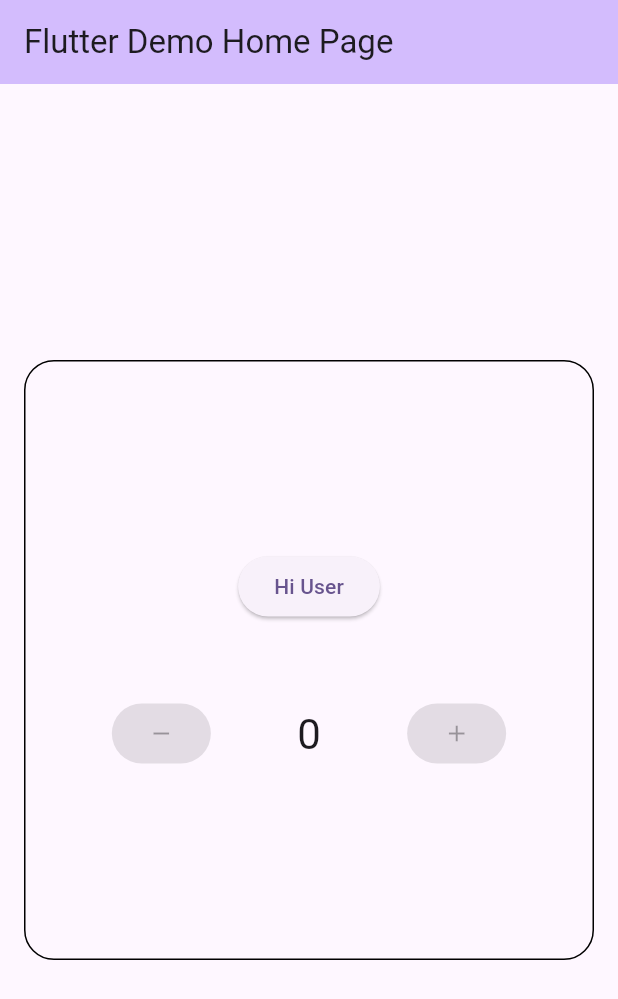
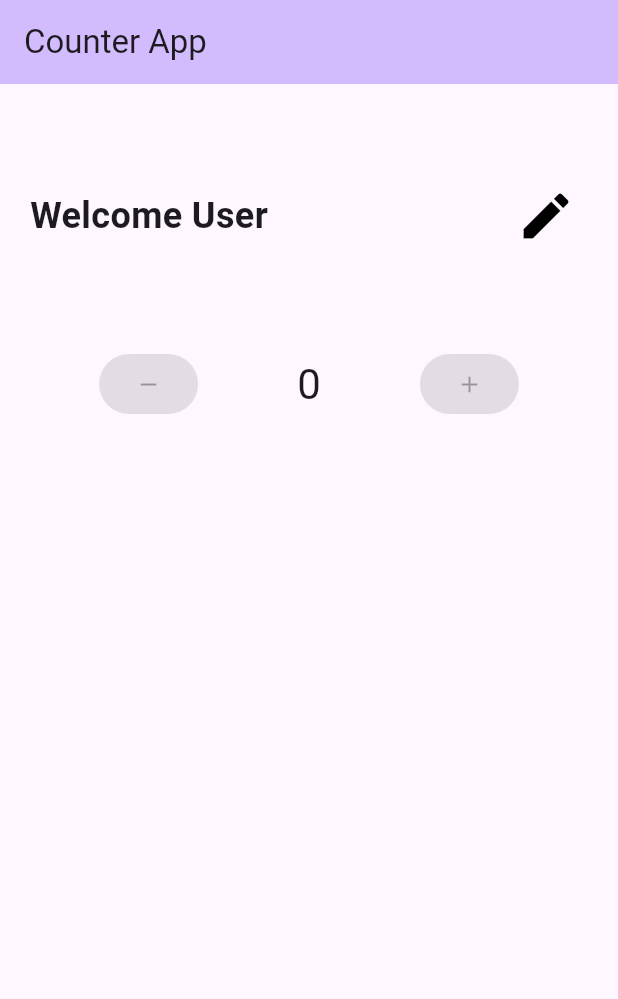
Before and after one commit to sumin9867/conter_app_task, a Flutter app: the screen it shows after launch, on a phone screen of 412 x 824 dp. Shown: the top 999 px of the screen. Run offline on Flutter 3.47's test engine with Material 3 defaults, Android fonts, the phone set to English and light mode, and no system bars; our stand-ins replace shared_preferences.

Commit message:
added local storage

```diff
--- a/lib/main.dart
+++ b/lib/main.dart
@@ -1,6 +1,8 @@
+import 'package:conter/screens/counter_screen.dart';
 import 'package:flutter/material.dart';
 
 void main() {
+  WidgetsFlutterBinding.ensureInitialized();
   runApp(const MyApp());
 }
 
@@ -10,146 +12,11 @@ class MyApp extends StatelessWidget {
   @override
   Widget build(BuildContext context) {
     return MaterialApp(
-      title: 'Flutter Demo',
       theme: ThemeData(
         colorScheme: ColorScheme.fromSeed(seedColor: Colors.deepPurple),
         useMaterial3: true,
       ),
-      home: const MyHomePage(title: 'Flutter Demo Home Page'),
+      home: const CounterScreen(title: 'Counter App'),
     );
   }
 }
-
-class MyHomePage extends StatefulWidget {
-  const MyHomePage({super.key, required this.title});
-
-  final String title;
-
-  @override
-  State<MyHomePage> createState() => _MyHomePageState();
-}
-
-class _MyHomePageState extends State<MyHomePage> {
-  String name = "User";
-  int _counter = 0;
-  bool isCounterEnabled = false;
-
-  void _incrementCounter() {
-    setState(() {
-      _counter++;
-    });
-  }
-
-  void _decrementCounter() {
-    setState(() {
-      _counter--;
-    });
-  }
-
-  void _navigateToInputNameScreen() async {
-    final updatedName = await Navigator.push<String>(
-      context,
-      MaterialPageRoute(builder: (context) => const InputNameScreen()),
-    );
-    if (updatedName != null) {
-      setState(() {
-        name = updatedName;
-        isCounterEnabled=true;
-      });
-    }
-  }
-
-  @override
-  Widget build(BuildContext context) {
-    return Scaffold(
-      appBar: AppBar(
-        backgroundColor: Theme.of(context).colorScheme.inversePrimary,
-        title: Text(widget.title),
-      ),
-      body: Center(
-        child: Container(
-          margin: EdgeInsets.all(16),
-          height: 400,
-          decoration: BoxDecoration(
-              borderRadius: BorderRadius.circular(20), border: Border.all()),
-          child: Column(
-            mainAxisAlignment: MainAxisAlignment.center,
-            children: <Widget>[
-              ElevatedButton(
-                onPressed: _navigateToInputNameScreen,
-                child: Text('Hi $name'),
-              ),
-              const SizedBox(
-                height: 50,
-              ),
-              Row(
-                mainAxisAlignment: MainAxisAlignment.spaceEvenly,
-                children: [
-                  ElevatedButton(
-                    onPressed: isCounterEnabled
-                        ? () {
-                            _decrementCounter();
-                          }
-                        : null,
-                    child: const Icon(Icons.remove),
-                  ),
-                  Text(
-                    '$_counter',
-                    style: Theme.of(context).textTheme.headlineMedium,
-                  ),
-                  ElevatedButton(
-                    onPressed: isCounterEnabled
-                        ? () {
-                            _incrementCounter();
-                          }
-                        : null,
-                    child: const Icon(Icons.add),
-                  ),
-                ],
-              ),
-            ],
-          ),
-        ),
-      ),
-    );
-  }
-}
-
-class InputNameScreen extends StatelessWidget {
-  const InputNameScreen({super.key});
-
-  @override
-  Widget build(BuildContext context) {
-    final TextEditingController nameController = TextEditingController();
-
-    return Scaffold(
-      appBar: AppBar(
-        title: const Text('Enter Your Name'),
-      ),
-      body: Padding(
-        padding: const EdgeInsets.all(16.0),
-        child: Column(
-          mainAxisAlignment: MainAxisAlignment.center,
-          children: [
-            TextField(
-              controller: nameController,
-              decoration: const InputDecoration(
-                labelText: 'Enter your name',
-              ),
-            ),
-            const SizedBox(height: 20),
-            ElevatedButton(
-              onPressed: () {
-                final updatedName = nameController.text.isNotEmpty
-                    ? nameController.text
-                    : 'User';
-                Navigator.pop(context, updatedName);
-              },
-              child: const Text('Submit'),
-            ),
-          ],
-        ),
-      ),
-    );
-  }
-}
--- /dev/null
+++ b/lib/screens/counter_screen.dart
@@ -0,0 +1,135 @@
+import 'package:flutter/material.dart';
+import 'package:shared_preferences/shared_preferences.dart';
+
+import 'package:conter/screens/name_textfield_screen.dart';
+
+class CounterScreen extends StatefulWidget {
+  const CounterScreen({super.key, required this.title});
+
+  final String title;
+
+  @override
+  State<CounterScreen> createState() => _CounterScreenState();
+}
+
+class _CounterScreenState extends State<CounterScreen> {
+  String name="User" ;
+  int _counter = 0;
+  bool isCounterEnabled = false;
+
+  @override
+  void initState() {
+    super.initState();
+    _loadName();
+  }
+
+  Future<void> _loadName() async {
+    final prefs = await SharedPreferences.getInstance();
+    final savedName = prefs.getString('userName');
+    if (savedName != null) {
+      setState(() {
+        name = savedName;
+        isCounterEnabled = true;
+      });
+    }
+  }
+
+  Future<void> _saveName(String newName) async {
+    final prefs = await SharedPreferences.getInstance();
+    await prefs.setString('userName', newName);
+  }
+
+  Future<void> _removeName() async {
+    final prefs = await SharedPreferences.getInstance();
+    await prefs.remove('userName');
+  }
+
+  void _incrementCounter() {
+    setState(() {
+      _counter++;
+    });
+  }
+
+  void _decrementCounter() {
+    setState(() {
+      _counter--;
+    });
+  }
+
+  void _navigateToInputNameScreen() async {
+
+ final updatedName = await Navigator.push<String>(
+        context,
+        MaterialPageRoute(builder: (context) => const NameTextfieldScreen()),
+      );
+      await _removeName();
+      setState(() {
+        name = "User";
+        isCounterEnabled = false;
+        _counter = 0;
+      });
+
+
+      if (updatedName != null) {
+        await _saveName(updatedName);
+        setState(() {
+          name = updatedName;
+          isCounterEnabled = true;
+        });
+
+    }
+  }
+
+  @override
+  Widget build(BuildContext context) {
+    return Scaffold(
+      appBar: AppBar(
+        backgroundColor: Theme.of(context).colorScheme.inversePrimary,
+        title: Text(widget.title),
+      ),
+      body: Center(
+        child: Column(
+          crossAxisAlignment: CrossAxisAlignment.start,
+          children: [
+            Padding(
+              padding: const EdgeInsets.symmetric(vertical: 60,horizontal: 20),
+              child: Row(
+                mainAxisAlignment: MainAxisAlignment.spaceBetween,
+                children: [
+                  Text(
+
+
+
+                "Welcome $name",
+                    style: TextStyle(fontSize: 24, fontWeight: FontWeight.bold),
+                  ),
+                  IconButton(
+                    onPressed: _navigateToInputNameScreen,
+                    icon: Icon(Icons.edit,color: Colors.black,size: 40,),
+                  ),
+                ],
+              ),
+            ),
+            Row(
+              mainAxisAlignment: MainAxisAlignment.spaceEvenly,
+              children: [
+                ElevatedButton(
+                  onPressed: isCounterEnabled ? _decrementCounter : null,
+                  child: const Icon(Icons.remove),
+                ),
+                Text(
+                  '$_counter',
+                  style: Theme.of(context).textTheme.headlineMedium,
+                ),
+                ElevatedButton(
+                  onPressed: isCounterEnabled ? _incrementCounter : null,
+                  child: const Icon(Icons.add),
+                ),
+              ],
+            ),
+          ],
+        ),
+      ),
+    );
+  }
+}
--- a/pubspec.yaml
+++ b/pubspec.yaml
@@ -34,6 +34,7 @@ dependencies:
   # The following adds the Cupertino Icons font to your application.
   # Use with the CupertinoIcons class for iOS style icons.
   cupertino_icons: ^1.0.8
+  shared_preferences: ^2.5.3
 
 dev_dependencies:
   flutter_test:
```
Also changed, not shown: lib/screens/name_textfield_screen.dart (added, +40 -0 lines), pubspec.lock, 1 other file.
